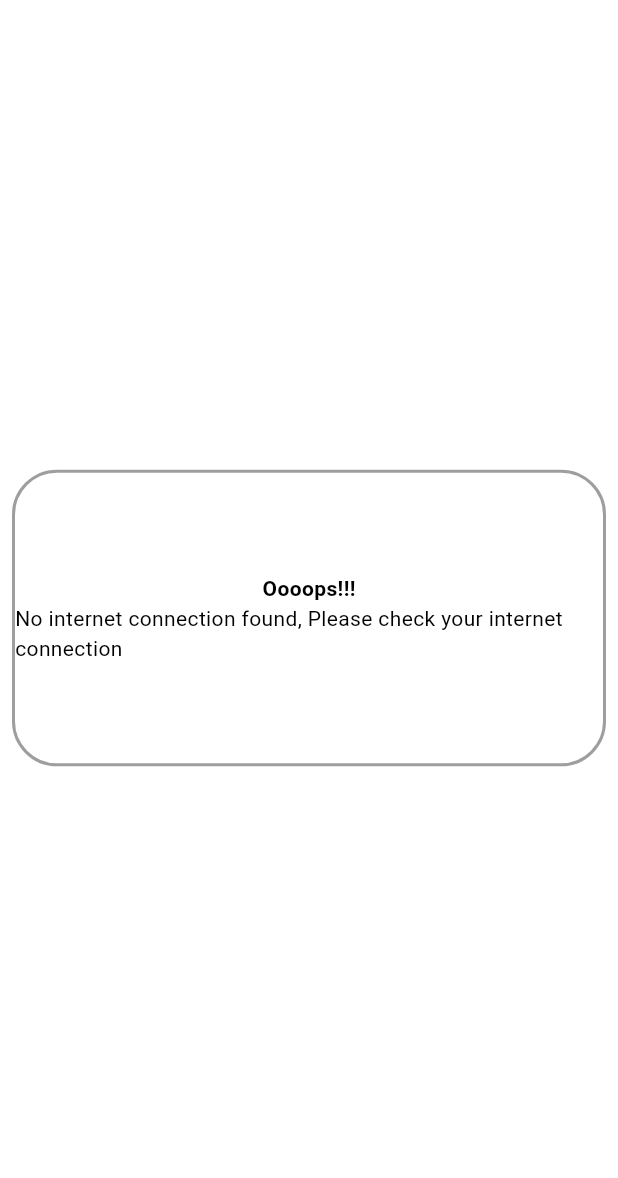
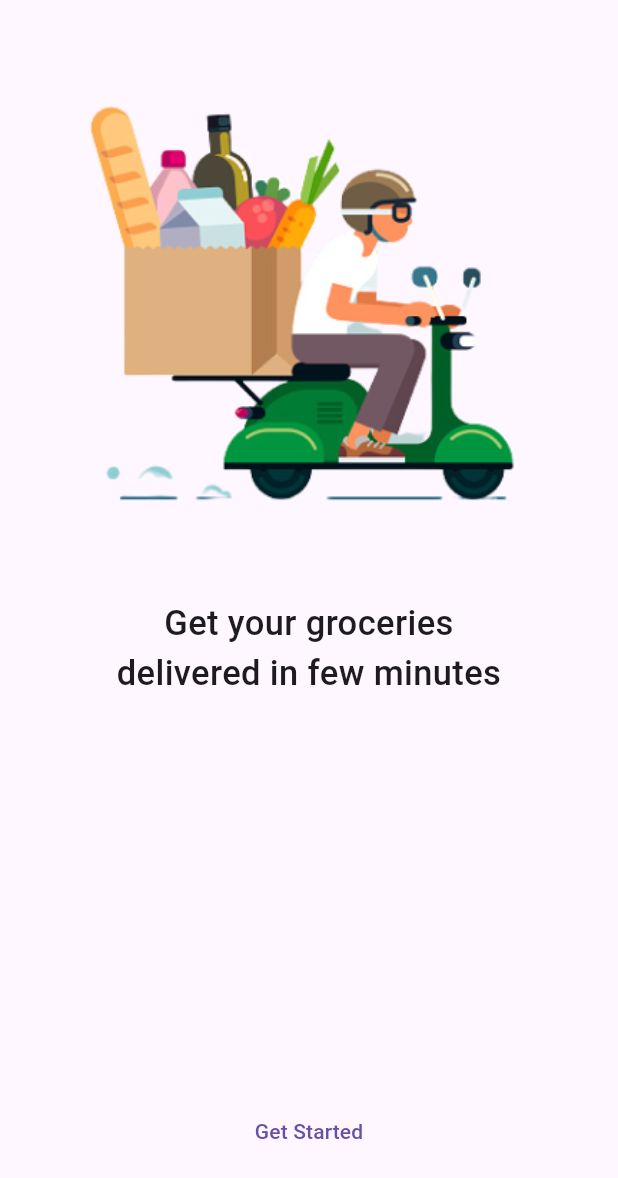
Before and after one commit to farazhub/grocery_app, a Flutter app: the screen it shows after launch, on a phone screen of 412 x 824 dp. Shown: the top 1178 px of the screen. Run offline on Flutter 3.47's test engine with Material 3 defaults, Android fonts, the light colour scheme and no system bars; missing offline and left inert: dart:ffi; Roboto replaces fonts that are missing (Poppins-Medium.ttf).

Commit message:
changes from lenovo  28th may

```diff
--- /dev/null
+++ b/lib/home_screen.dart
@@ -0,0 +1,48 @@
+import 'dart:ffi';
+
+import 'package:flutter/material.dart';
+
+class HomePage extends StatelessWidget {
+  @override
+  Widget build(BuildContext context) {
+    return Scaffold(
+      body: Center(
+        child: Padding(
+          padding: const EdgeInsets.all(20.0),
+          child: Column(
+            children: [
+              Image(
+                image: AssetImage("images/scooter.png"),
+              ),
+              Container(
+                width: 280,
+                child: Text(
+                  'Get your groceries delivered in few minutes',
+                  textAlign: TextAlign.center,
+                  style:
+                  TextStyle(
+                    fontWeight: FontWeight.w500,
+                    fontSize: 23,
+                  ),
+                ),
+              ),
+              Expanded(
+                child: SizedBox(
+                ),
+              ),
+              TextButton(
+                onPressed: () {},
+                child: Text(
+                  'Get Started',
+                ),
+                style: TextButton.styleFrom(
+                  fixedSize: const Size(300, 100),
+                ),
+              ),
+            ],
+          ),
+        ),
+      ),
+    );
+  }
+}
--- a/lib/main.dart
+++ b/lib/main.dart
@@ -1,51 +1,18 @@
 import 'package:flutter/material.dart';
+import 'splash_screen.dart'; // Make sure to import your splash screen file
 
 void main() {
-  runApp(const MyApp());
+  runApp(MyApp());
 }
 
 class MyApp extends StatelessWidget {
-  const MyApp({super.key});
-
   @override
   Widget build(BuildContext context) {
     return MaterialApp(
-        theme: ThemeData(useMaterial3: true, colorScheme: ColorScheme.light()),
-        home: Scaffold(
-          body: Padding(
-            padding: const EdgeInsets.all(8.0),
-            child: Center(
-              child: Container(
-                height: MediaQuery.of(context).size.height*0.24,
-                decoration: BoxDecoration(
-                  borderRadius: BorderRadius.all(
-                    Radius.circular(30),
-                  ),
-                  border: Border.all(
-                    color: Colors.grey,
-                    width: 2,
-                  ),
-                ),
-                child: Column(
-                  crossAxisAlignment: CrossAxisAlignment.center,
-                  mainAxisAlignment: MainAxisAlignment.center,
-                  children: [
-                    Text('Oooops!!!',
-                      style: TextStyle(
-                        fontWeight: FontWeight.bold,
-                      ),
-                      ),
-                    Text('No internet connection found, Please check your internet connection',
-                      style: TextStyle(
-
-                      ),
-                      ),
-
-                  ],
-                ),
-              ),
-            ),
-          ),
-        ));
+      theme: ThemeData(
+        fontFamily: 'Poppins-Medium.ttf',
+      ),
+      home: SplashScreen(), // Set the splash screen as the initial route
+    );
   }
 }
```
Also changed, not shown: lib/splash_screen.dart (added, +42 -0 lines), pubspec.yaml (+13 -67 lines), fonts/Poppins-Bold.ttf (added), fonts/Poppins-Italic.ttf (added), fonts/Poppins-Light.ttf (added), fonts/Poppins-Medium.ttf (added), fonts/Poppins-Regular.ttf (added), fonts/Poppins-Thin.ttf (added), images/bro.png (added), images/scooter.png (added), images/splash.png (added), pubspec.lock, 41 other files.
